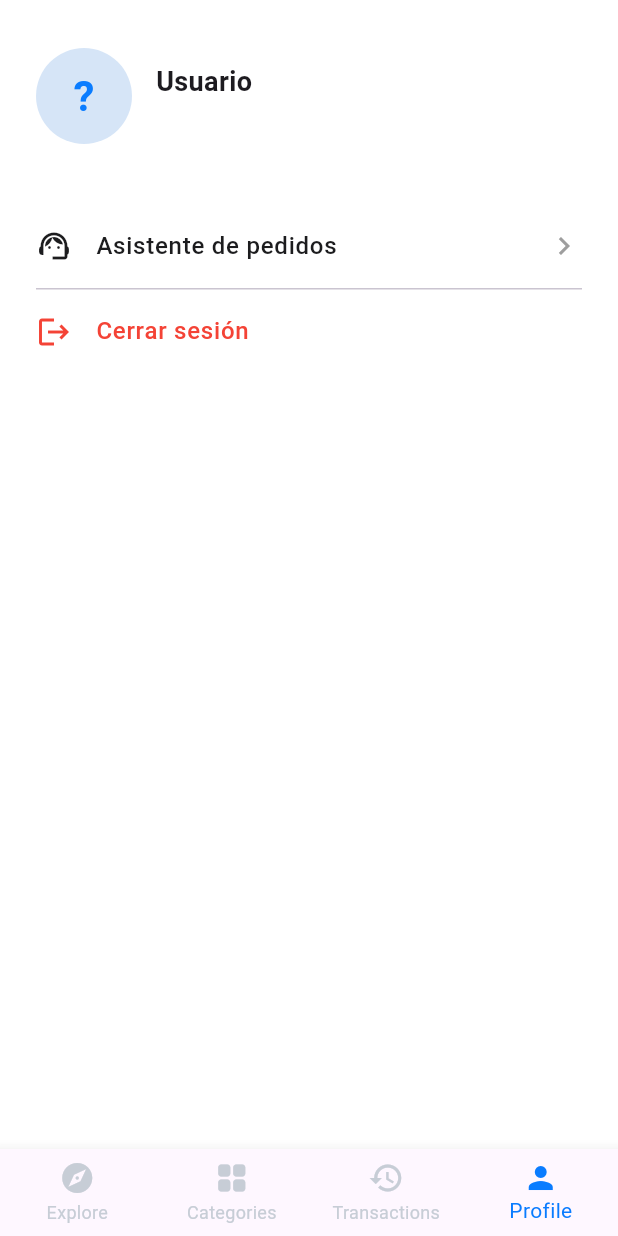
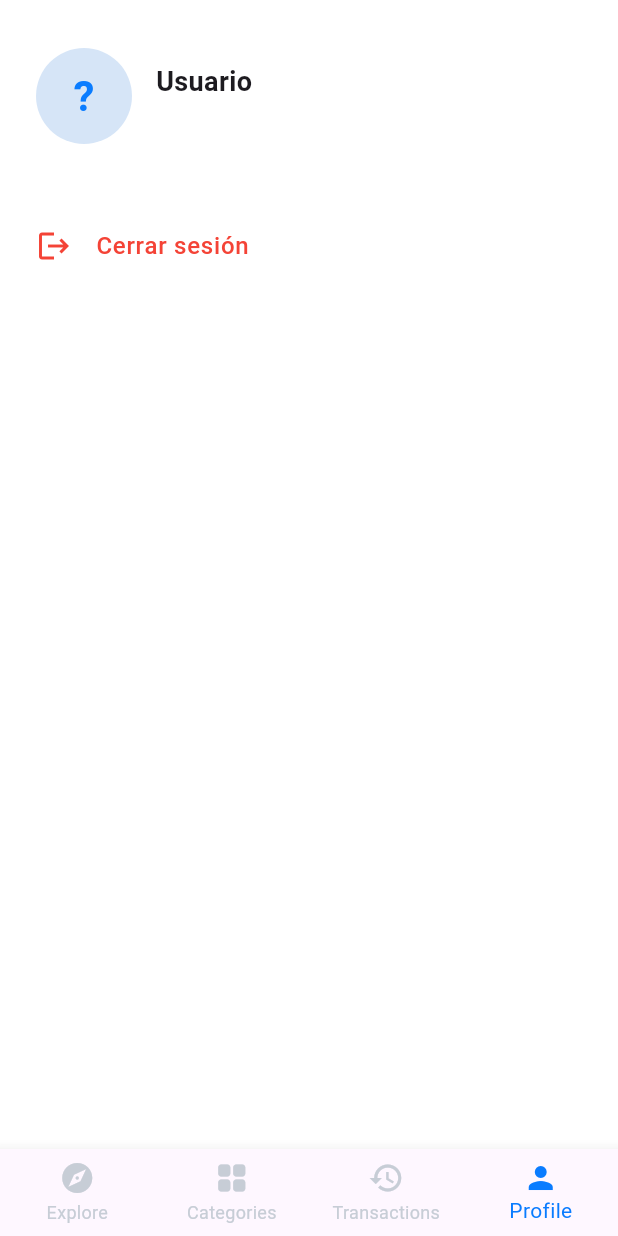
Before and after one commit to JGerar1193/experience_app_bam, a Flutter app: the EcommerceHomeScreen screen opened directly, item 4 of the bottom bar chosen, on a phone screen of 412 x 824 dp. Run offline on Flutter 3.47's test engine with Material 3 defaults, Android fonts, the phone set to English and light mode, and no system bars; our stand-ins replace cloud_firestore, cloud_functions, firebase_auth, firebase_core, firebase_messaging, firebase_storage and 5 more; accounts and stored records are empty; network calls fail.

Commit message:
Muestra el asistente de pedidos en la pestana Categories
Co-authored-by: Copilot <223556219+Copilot@users.noreply.github.com>

```diff
--- a/lib/features/ecommerce/presentation/screens/ecommerce_home_screen.dart
+++ b/lib/features/ecommerce/presentation/screens/ecommerce_home_screen.dart
@@ -24,7 +24,9 @@ class EcommerceHomeScreen extends ConsumerWidget {
     return Scaffold(
       backgroundColor: Colors.white,
 
-      body: bottomIndex == 2
+      body: bottomIndex == 1
+          ? const SupportChatScreen()
+          : bottomIndex == 2
           ? const TransactionsScreen()
           : bottomIndex == 3
           ? const _ProfileSection()
@@ -280,16 +282,6 @@ class _ProfileSection extends ConsumerWidget {
             ],
 
             _ProfileOption(
-              icon: Icons.support_agent,
-              label: 'Asistente de pedidos',
-              onTap: () => Navigator.push(
-                context,
-                MaterialPageRoute(builder: (_) => const SupportChatScreen()),
-              ),
-            ),
-            const Divider(height: 1),
-
-            _ProfileOption(
               icon: Icons.logout,
               label: 'Cerrar sesión',
               color: Colors.red,
```
